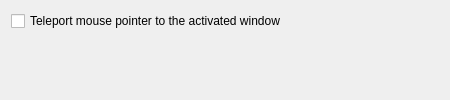
The window that contents/ui/config.ui (SpinningVinyl/kde-window-searcher) describes before a commit, drawn with Qt 5.
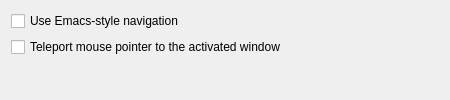
The same window after the commit.

Commit message: add Emacs-style navigation

Diff of the .ui file:
```diff
--- a/contents/ui/config.ui
+++ b/contents/ui/config.ui
@@ -13,6 +13,13 @@
   </property>
 
   <layout class="QVBoxLayout" name="verticalLayout">
+   <item>
+    <widget class="QCheckBox" name="kcfg_EmacsStyleNavigation">
+     <property name="text">
+      <string>Use Emacs-style navigation</string>
+     </property>
+    </widget>
+   </item>
    <item>
     <widget class="QCheckBox" name="kcfg_TeleportCursor">
      <property name="text">
```
The commit also changes 4 other files.
